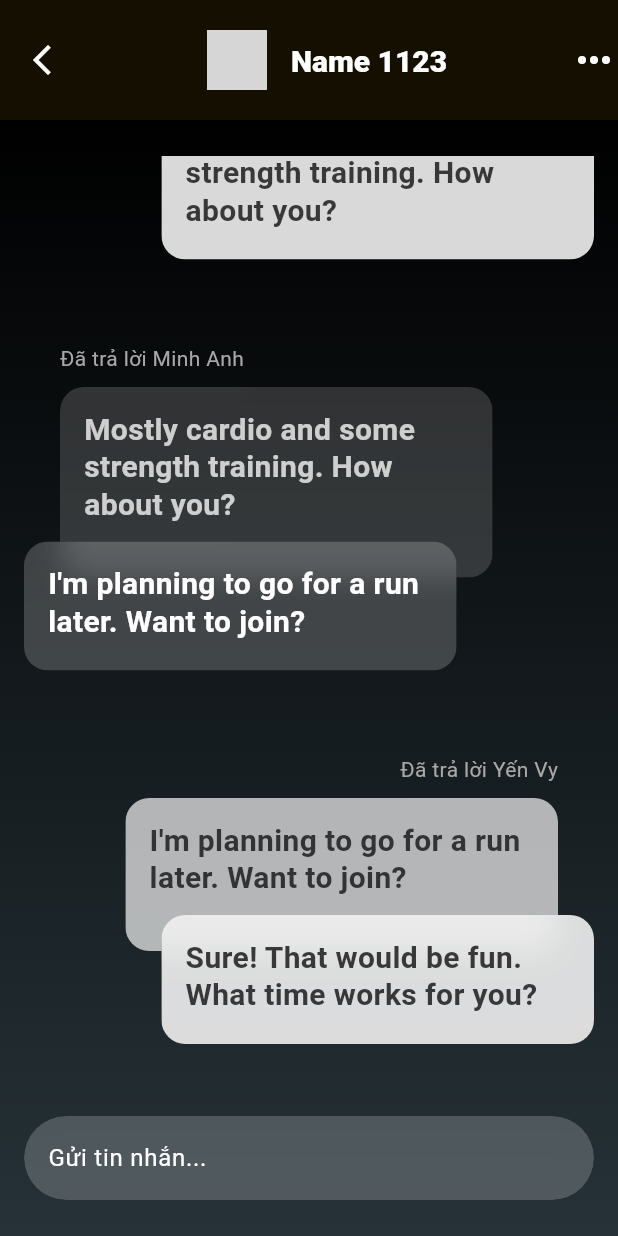
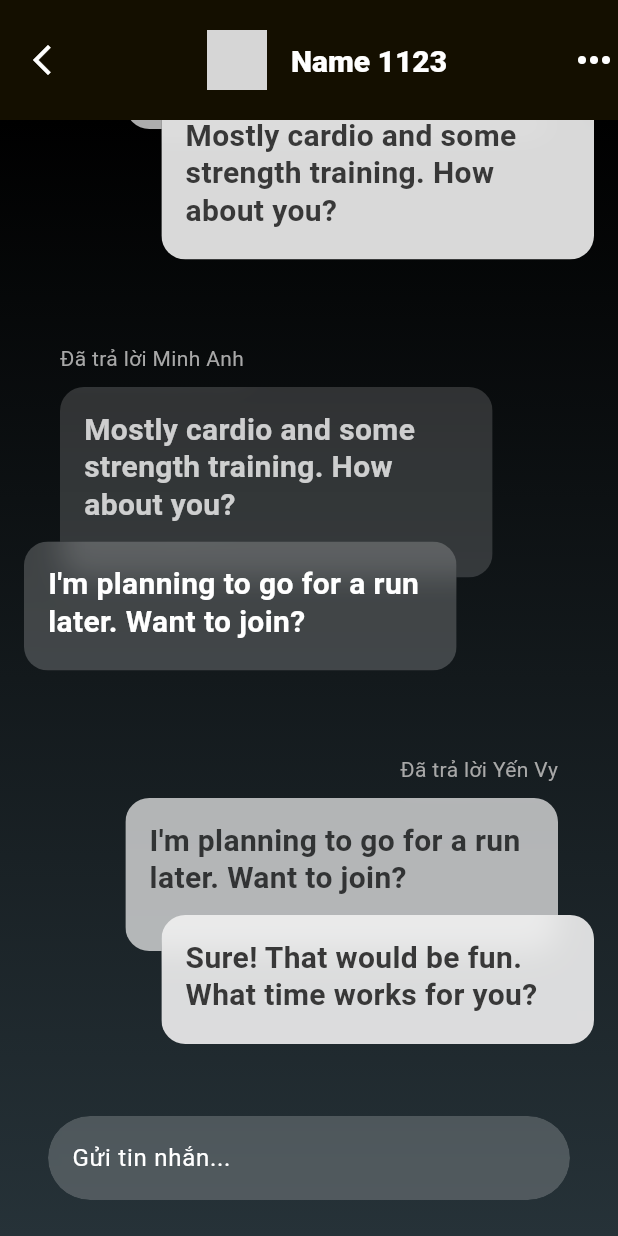
Before and after one commit to nguyenthisc1/locket, a Flutter app: the ConversationDetailPage screen opened by its route, on a phone screen of 412 x 824 dp. Run offline on Flutter 3.47's test engine with Material 3 defaults, Android fonts, the light colour scheme and no system bars; our stand-ins replace camera, dartz, dio, equatable, flutter_secure_storage, logger and 1 more; accounts and stored records are empty; network calls fail; Roboto replaces fonts that are missing (SF-Pro-Rounded, SF-Pro-Text); grey boxes are pictures that could not be loaded.

Commit message:
ui: converstaion detail

```diff
--- a/lib/presentation/conversation/pages/conversation_detail_page.dart
+++ b/lib/presentation/conversation/pages/conversation_detail_page.dart
@@ -381,6 +381,10 @@
             action: Icon(Icons.more_horiz, size: AppDimensions.iconLg),
           ),
           body: Container(
+            padding: const EdgeInsets.only(
+              left: AppDimensions.md,
+              right: AppDimensions.md,
+            ),
             decoration: BoxDecoration(
               gradient: _controller.currentBackgroundGradient,
             ),
@@ -391,16 +395,13 @@
               ),
               child: Stack(
                 children: [
-                  Padding(
+                  ListView.builder(
+                    controller: _controller.scrollController,
+                    itemCount: _conversationData.length,
                     padding: const EdgeInsets.only(
-                      left: AppDimensions.md,
-                      right: AppDimensions.md,
                       top: AppDimensions.lg,
                       bottom: AppDimensions.xxl * 2,
                     ),
-                    child: ListView.builder(
-                      controller: _controller.scrollController,
-                      itemCount: _conversationData.length,
                     itemBuilder: (context, index) {
                       final messageData = _conversationData[index];
                       return Padding(
@@ -410,7 +411,6 @@
                         child: Message(data: messageData),
                       );
                     },
-                    ),
                   ),
                   Positioned(
                     left: 0,
```
Lines whose indentation alone changed are shown as unchanged.
